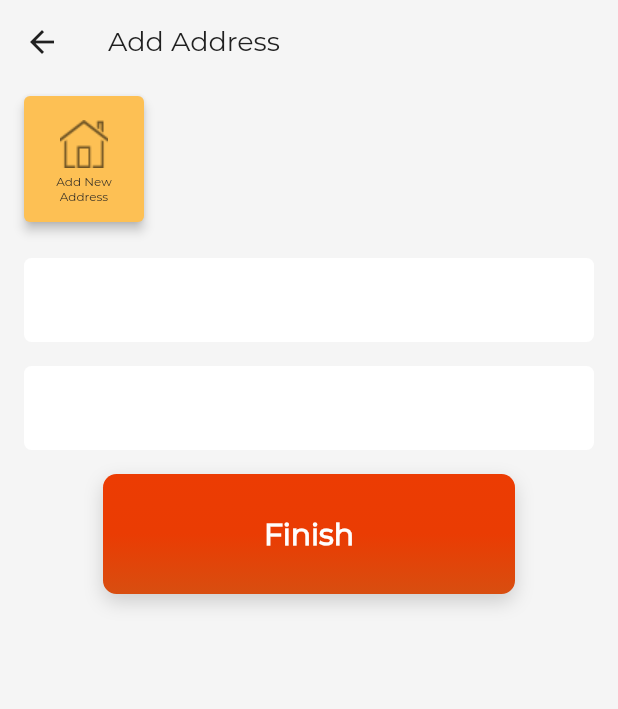
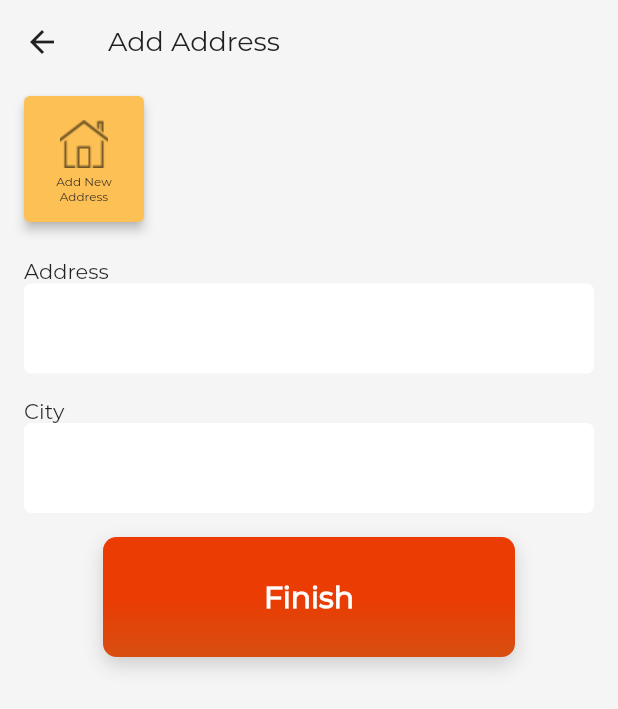
Before and after one commit to robertodevs/flutter_ecommerce_template, a Flutter app: the AddAddressPage screen opened directly, on a phone screen of 412 x 824 dp. Shown: the top 709 px of the screen. Run offline on Flutter 3.47's test engine with Material 2 defaults, Android fonts, the light colour scheme and no system bars; our stand-ins replace card_swiper, country_code_picker, dio, flutter_rating_bar, flutter_svg, get and 4 more; missing offline and left inert: rubber; accounts and stored records are empty; network calls fail.

Commit message:
Fix address issues

```diff
--- a/lib/data/repository/address.repository.dart
+++ b/lib/data/repository/address.repository.dart
@@ -11,7 +11,7 @@ class AddressRepository {
     if (response.statusCode != 200) {
       throw Exception("Get address failed");
     }
-    final result = (response.body['addresses'] as List).map((i) =>
+    final result = (response.body['data'] as List).map((i) =>
         Address.fromJson(i)).toList();
     return result;
   }
--- a/lib/screens/address/address_form.dart
+++ b/lib/screens/address/address_form.dart
@@ -20,8 +20,9 @@ class AddAddressForm extends StatelessWidget {
         mainAxisAlignment: MainAxisAlignment.spaceAround,
         crossAxisAlignment: CrossAxisAlignment.start,
         children: <Widget>[
+          Text("Address"),
           Container(
-            padding: EdgeInsets.only(left: 16.0, top: 4.0, bottom: 4.0),
+            padding: EdgeInsets.only(left: 16.0, top: 8.0, bottom: 4.0),
             decoration: BoxDecoration(
               borderRadius: BorderRadius.all(Radius.circular(5)),
               color: Colors.white,
@@ -33,8 +34,9 @@ class AddAddressForm extends StatelessWidget {
             ),
           ),
           const SizedBox(height: 16,),
+          Text("City"),
           Container(
-            padding: EdgeInsets.only(left: 16.0, top: 4.0, bottom: 4.0),
+            padding: EdgeInsets.only(left: 16.0, top: 8.0, bottom: 4.0),
             decoration: BoxDecoration(
               borderRadius: BorderRadius.all(Radius.circular(5)),
               color: Colors.white,
```
Also changed, not shown: lib/data/models/product.model.dart (+10 -4 lines), lib/screens/address/address.controller.dart (+10 -6 lines).
